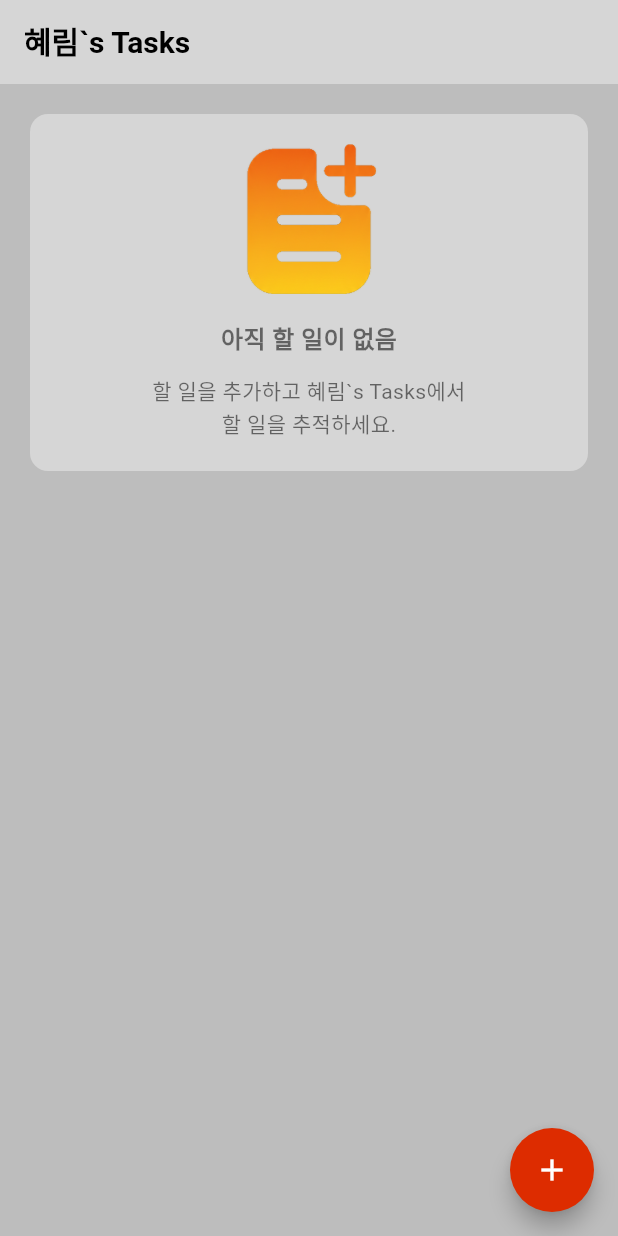
After one commit to joohyelim1208/Flutter-tasks, a Flutter app: the screen it shows after launch, on a phone screen of 412 x 824 dp. The commit adds this screen. Run offline on Flutter 3.47's test engine with Material 3 defaults, Android fonts, the phone set to English and light mode, and no system bars.

Commit message:
feat: 기본 UI구조 완료. 플로팅버튼 구현 진행

```diff
--- /dev/null
+++ b/lib/page/home/home_page.dart
@@ -0,0 +1,32 @@
+// 사용자가 터치할 수 있는 StatefulWidget
+import 'package:flutter/material.dart';
+import 'package:flutter_tasks/page/home/widgets/app_bar_title.dart';
+import 'package:flutter_tasks/page/home/widgets/task_list_view.dart';
+
+class HomePage extends StatefulWidget {
+  final String title;
+
+  const HomePage({super.key, required this.title});
+
+  @override
+  State<HomePage> createState() => _HomePageState();
+}
+
+class _HomePageState extends State<HomePage> {
+  @override
+  Widget build(BuildContext context) {
+    return Scaffold(
+      appBar: AppBarTitle(title2: widget.title),
+      // 필수. ListView 스크롤 기능!
+      body: TaskListView(title3: widget.title),
+      // 플로팅 액션버튼- 위젯 중에 하나
+      floatingActionButton: FloatingActionButton(
+        // 버튼을 누르면 동작함
+        onPressed: () {},
+        child: Icon(Icons.add, color: Colors.white),
+        backgroundColor: Colors.deepOrangeAccent[700],
+        shape: CircleBorder(),
+      ),
+    );
+  }
+}
--- a/lib/page/app_bar_title.dart
+++ b/lib/page/home/widgets/app_bar_title.dart
@@ -3,20 +3,20 @@ import 'package:flutter/material.dart';
 // extends PreferredSizeWidget 쓰면 구현해줄게 많아진다
 // 위젯으로 빼서 쓰려면 반드시 써야 된다!
 class AppBarTitle extends StatelessWidget implements PreferredSizeWidget {
-  const AppBarTitle({super.key, required this.title});
+  const AppBarTitle({super.key, required this.title2});
 
-  final String title;
+  final String title2;
 
   @override
   // PreferredSizeWidget은 아래 부분이 없으면 작동을 안한다고 한다!!
-  // size라는 클래스를 리턴하는 것. 높이를 설정해줘야 함. 48~60 사이 값이 보통 쓴다.
+  // size라는 클래스를 리턴하는 것. 높이를 설정해줘야 함. 48~60 사이 값을 보통 쓴다.
   Size get preferredSize => const Size.fromHeight(56);
 
   Widget build(BuildContext context) {
     return AppBar(
       // 클래스를 때로 빼야함
       title: Text(
-        title,
+        title2,
         style: TextStyle(
           // 필수.
           fontSize: 20,
--- /dev/null
+++ b/lib/page/home/widgets/task_list_view.dart
@@ -0,0 +1,53 @@
+import 'package:flutter/material.dart';
+import 'package:flutter_tasks/page/home/home_page.dart';
+
+class TaskListView extends StatelessWidget {
+  const TaskListView({super.key, required this.title3});
+
+  final String title3;
+
+  @override
+  Widget build(BuildContext context) {
+    return ListView(
+      children: [
+        // 필수. margin여백이 바깥쪽, padding여백이 안쪽 값 꼭 들어가야 함
+        Container(
+          margin: EdgeInsets.all(20),
+          padding: EdgeInsets.symmetric(vertical: 20),
+          decoration: BoxDecoration(
+            color: Colors.grey[350],
+            borderRadius: BorderRadius.circular(12),
+          ),
+
+          child: Column(
+            children: [
+              // 필수. 원하는 이미지 추가
+              Image.asset('assets/images/note.webp', width: 100, height: 100),
+              SizedBox(height: 18), // 간격 12로 줘야하는데 UI랑 달라서 살짝 수정함.
+              Text(
+                '아직 할 일이 없음',
+                style: TextStyle(
+                  fontSize: 16,
+                  fontWeight: FontWeight.bold,
+                  color: Colors.black54,
+                ),
+              ),
+              SizedBox(height: 12),
+              // 2줄로 나뉨.
+              Text(
+                // homePage에서 파일 분리 전에는 $widget.title -> ${AppBarTitle(title2: widgets)}
+                "할 일을 추가하고 $title3에서 \n할 일을 추적하세요.",
+                style: TextStyle(
+                  fontSize: 14,
+                  height: 1.5,
+                  color: Colors.black54,
+                ),
+                textAlign: TextAlign.center,
+              ),
+            ],
+          ),
+        ),
+      ],
+    );
+  }
+}
```
Also changed, not shown: lib/main.dart (+3 -65 lines), 1 other file.
